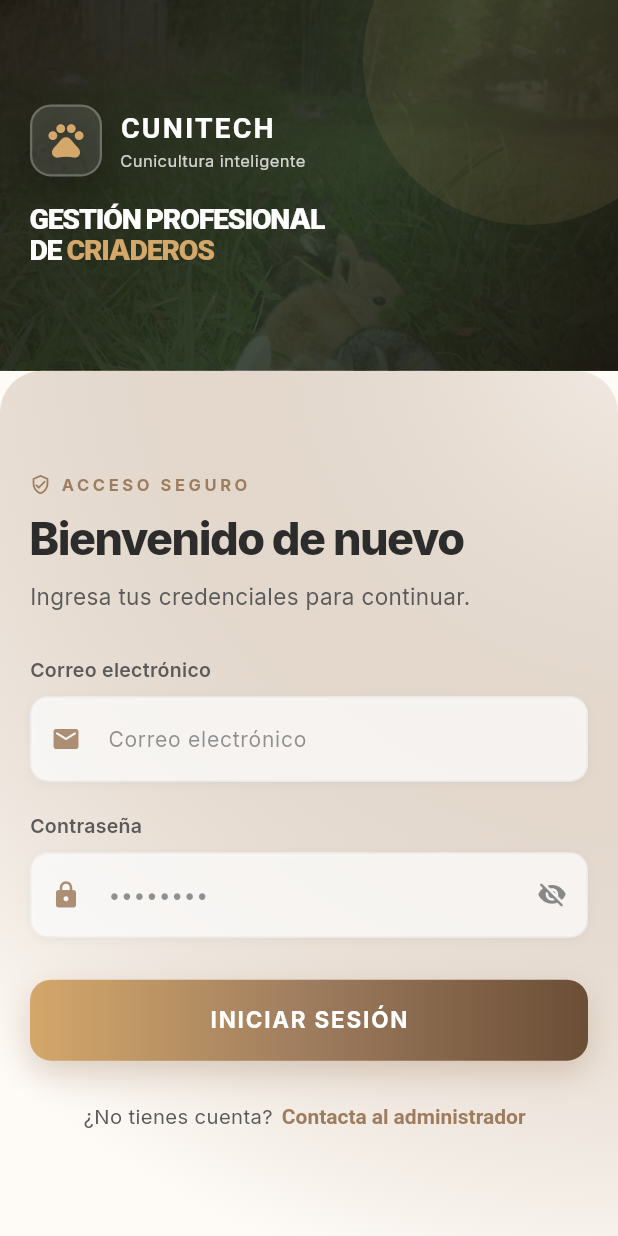
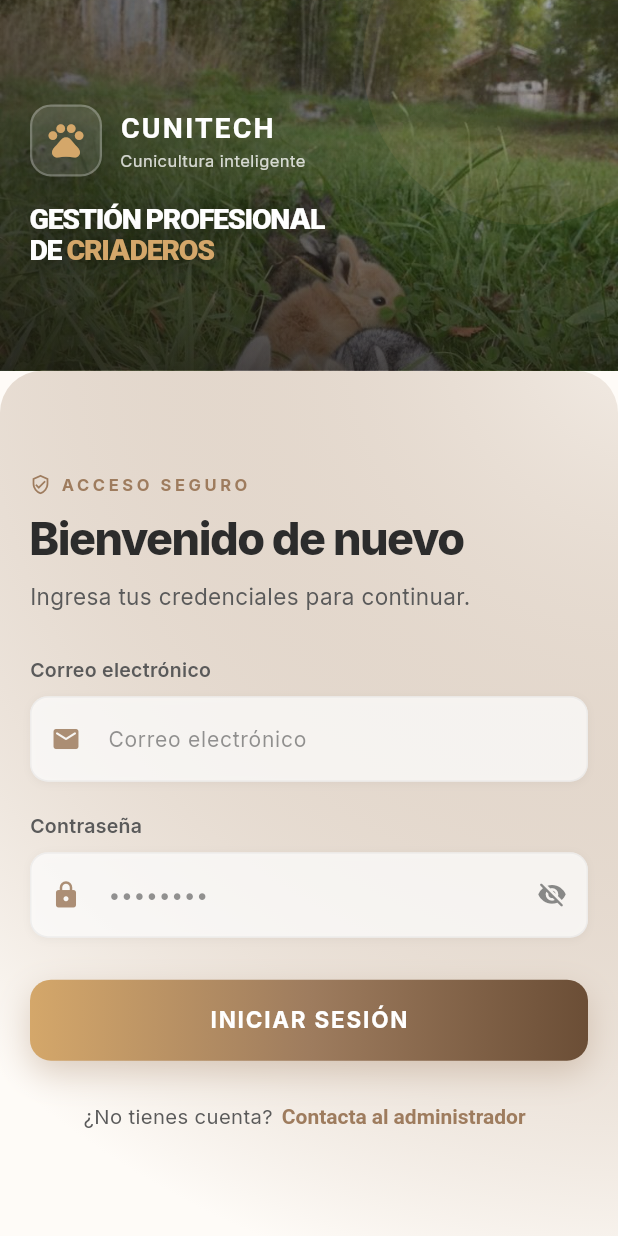
Before and after one commit to Sara-AprendizCBA/Cunitech, a Flutter app: the screen it shows after launch, on a phone screen of 412 x 824 dp. Run offline on Flutter 3.47's test engine with Material 3 defaults, Android fonts, the phone set to English and light mode, and no system bars; drawn by our look-alikes of flutter_animate; our stand-ins replace fl_chart, flutter_local_notifications, flutter_tts, get, google_fonts, image_picker and 7 more; missing offline and left inert: dart:html; accounts and stored records are empty; network calls fail.

Commit message:
fix(ui): aclarar imagen de fondo en el login

```diff
--- a/lib/screens/auth/login_screen.dart
+++ b/lib/screens/auth/login_screen.dart
@@ -115,13 +115,27 @@ class _AuthScreenState extends State<AuthScreen> {
         const DecoratedBox(
           decoration: BoxDecoration(
             gradient: LinearGradient(
-              begin: Alignment.topLeft,
-              end: Alignment.bottomRight,
-              stops: [0, 0.55, 1],
+              begin: Alignment.topCenter,
+              end: Alignment.bottomCenter,
+              stops: [0, 0.45, 1],
               colors: [
-                Color(0xE61A1510),
-                Color(0xD9242E1F),
-                Color(0xF21A1510),
+                Color(0x1A1A1510),
+                Color(0x591A1510),
+                Color(0xB31A1510),
+              ],
+            ),
+          ),
+        ),
+        const DecoratedBox(
+          decoration: BoxDecoration(
+            gradient: LinearGradient(
+              begin: Alignment.centerLeft,
+              end: Alignment.centerRight,
+              stops: [0, 0.45, 0.78],
+              colors: [
+                Color(0x8C1A1510),
+                Color(0x401A1510),
+                Colors.transparent,
               ],
             ),
           ),
@@ -162,6 +176,13 @@ class _AuthScreenState extends State<AuthScreen> {
                           color: Colors.white,
                           height: 1.08,
                           letterSpacing: -0.8,
+                          shadows: const [
+                            Shadow(
+                              color: Color(0x99000000),
+                              blurRadius: 18,
+                              offset: Offset(0, 2),
+                            ),
+                          ],
                         ),
                         children: const [
                           TextSpan(text: 'GESTIÓN PROFESIONAL\nDE '),
@@ -185,8 +206,15 @@ class _AuthScreenState extends State<AuthScreen> {
                         'eficiencia operativa y tranquilidad profesional.',
                         style: TextStyle(
                           fontSize: 15,
-                          color: Colors.white.withValues(alpha: 0.76),
+                          color: Colors.white.withValues(alpha: 0.82),
                           height: 1.6,
+                          shadows: const [
+                            Shadow(
+                              color: Color(0x99000000),
+                              blurRadius: 10,
+                              offset: Offset(0, 1),
+                            ),
+                          ],
                         ),
                       ).animate().fadeIn(duration: 900.ms, delay: 120.ms),
                       const SizedBox(height: 56),
```
